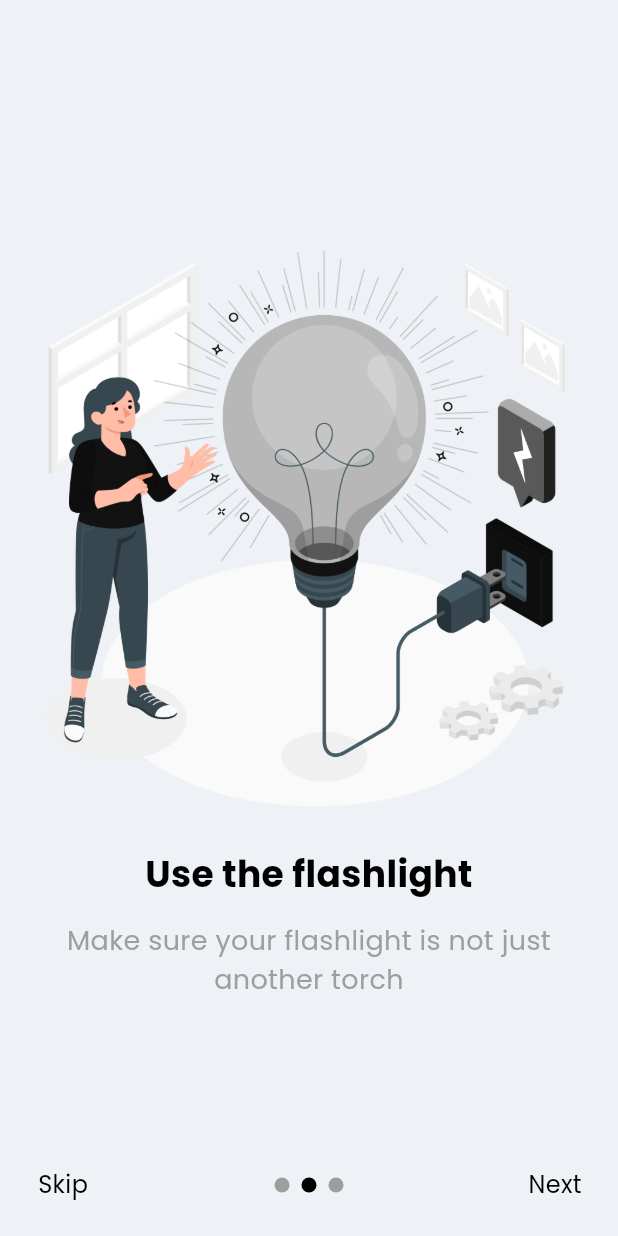
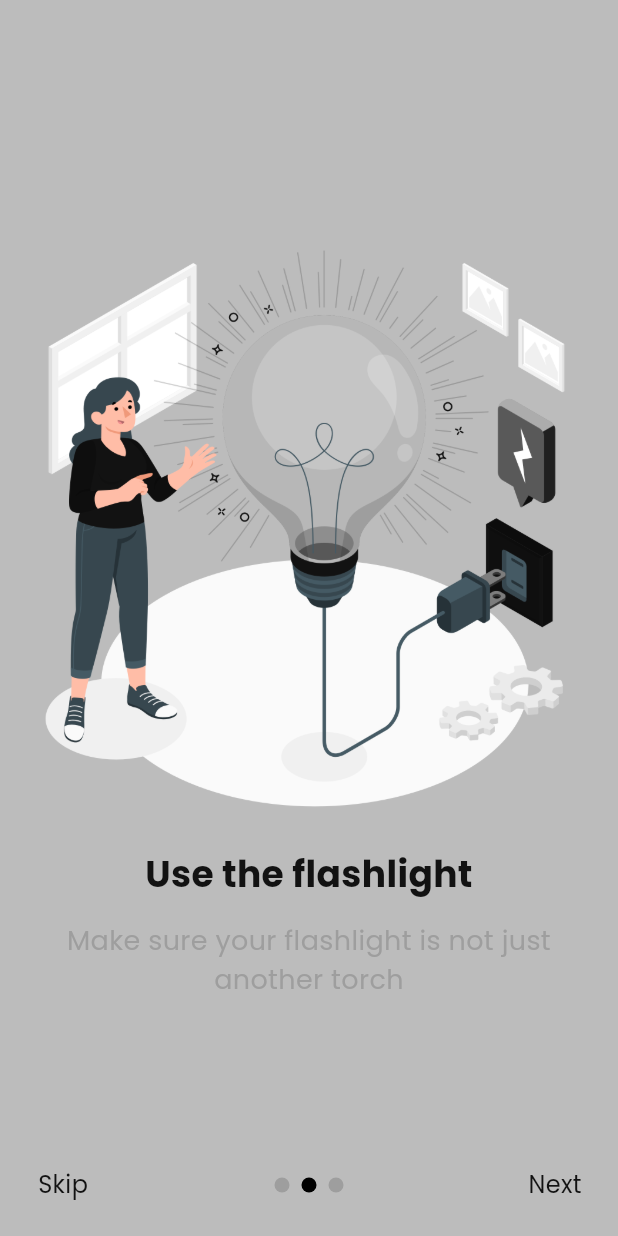
Before and after one commit to akashTharuka/vlc_msg_app, a Flutter app: the screen it shows after launch, swiped to page 2, on a phone screen of 412 x 824 dp. Run offline on Flutter 3.47's test engine with Material 3 defaults, Android fonts, the light colour scheme and no system bars; drawn by our look-alikes of smooth_page_indicator; our stand-ins replace shared_preferences.

Commit message:
custom textTheme and colorScheme added

```diff
--- a/lib/main.dart
+++ b/lib/main.dart
@@ -11,47 +11,69 @@ class MyApp extends StatelessWidget {
 
   @override
   Widget build(BuildContext context) {
+    // custom text theme
+    final textTheme = ThemeData.dark().textTheme.copyWith(
+        titleLarge: const TextStyle(
+          fontSize: 57,
+          fontWeight: FontWeight.w400,
+          color: Color(0xff121212),
+        ),
+        titleMedium: const TextStyle(
+          fontSize: 20,
+          fontWeight: FontWeight.w400,
+          color: Color(0xff121212),
+        ),
+        titleSmall: const TextStyle(
+          fontSize: 16,
+          fontWeight: FontWeight.w400,
+          color: Color(0xff121212),
+        ),
+        bodyLarge: const TextStyle(
+          fontSize: 20,
+          color: Color(0xff121212),
+        ),
+        bodyMedium: const TextStyle(
+          fontSize: 16,
+          color: Color(0xff121212),
+        ),
+        bodySmall: const TextStyle(
+          fontSize: 14,
+          color: Color(0xff121212),
+        ),
+        labelLarge: const TextStyle(
+          fontSize: 20,
+          color: Color(0xff121212),
+        ),
+        labelMedium: const TextStyle(
+          fontSize: 16,
+          color: Color(0xff121212),
+        ),
+        labelSmall: const TextStyle(
+          fontSize: 14,
+          color: Color(0xff121212),
+        ));
+
+    const colorScheme = ColorScheme.dark(
+      primary: Color(0xff121212),
+      secondary: Color(0xff2f3135),
+      background: Color(0xffbcbcbc),
+      surface: Color(0xff4a545c),
+      error: Color(0xFFC7161F),
+      onPrimary: Color(0xff657b81),
+      onSecondary: Color(0xff83a4a4),
+      onSurface: Color(0xffa9cec2),
+      onError: Color(0xff1D1617),
+      brightness: Brightness.dark,
+    );
+
     return MaterialApp(
       debugShowCheckedModeBanner: false,
       title: 'LuminaLINQ',
       theme: ThemeData(
         useMaterial3: true,
-
-        // defeault brightness and colors
-        colorScheme: ColorScheme.fromSeed(
-          seedColor: Colors.purple.shade50,
-          brightness: Brightness.dark,
-          background: const Color(0xffeef1f5),
-        ),
-
-        // default text theme
         fontFamily: 'Poppins',
-        textTheme: const TextTheme(
-          displayLarge: TextStyle(
-            fontSize: 40,
-            fontWeight: FontWeight.w800,
-            color: Colors.black,
-          ),
-          titleLarge: TextStyle(
-            fontSize: 30,
-            fontWeight: FontWeight.w700,
-          ),
-          bodyMedium: TextStyle(
-            fontSize: 16,
-            fontWeight: FontWeight.w400,
-            color: Colors.black,
-          ),
-          displaySmall: TextStyle(
-            fontSize: 20,
-            fontWeight: FontWeight.w400,
-            color: Colors.black26,
-          ),
-        ),
-
-        textSelectionTheme: const TextSelectionThemeData(
-          cursorColor:
-              Colors.black, // Change this color to your desired cursor color
-        ),
+        textTheme: textTheme,
+        colorScheme: colorScheme,
       ),
       home: const SplashScreen(),
     );
```
